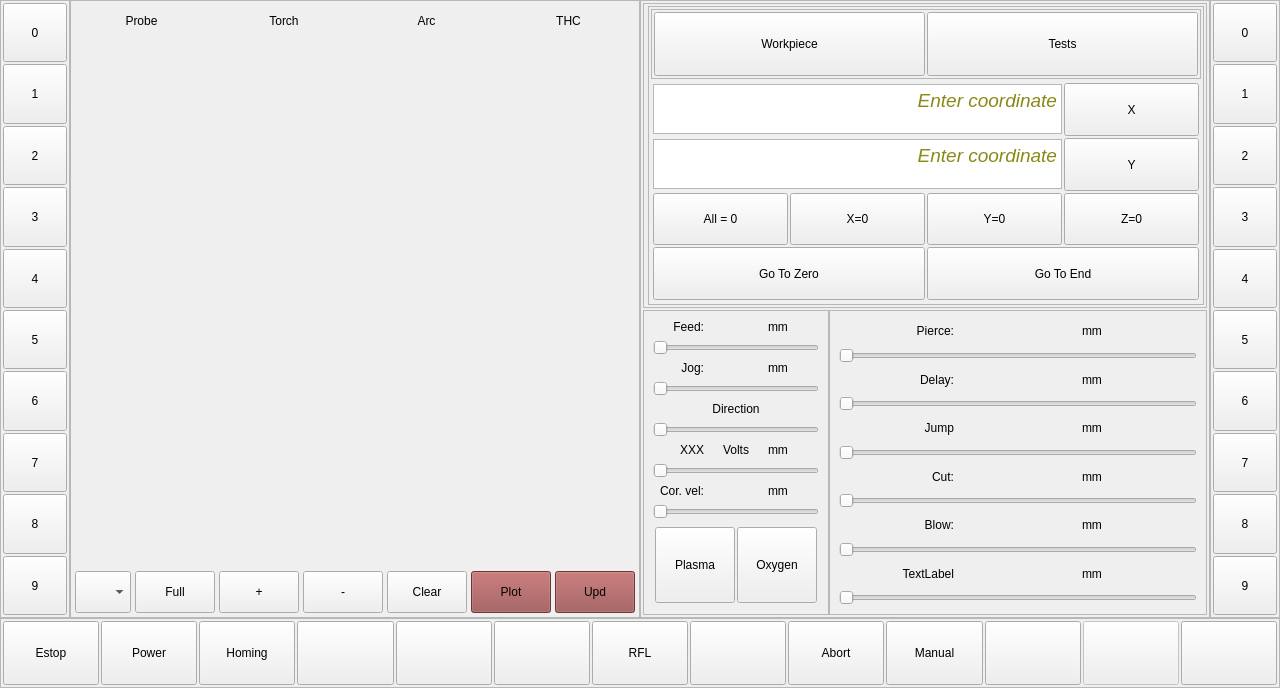
The window that qtgui/qtgui.ui (daiman444/lcnc29_lpt_qtplasma) describes before a commit, drawn with Qt 5.
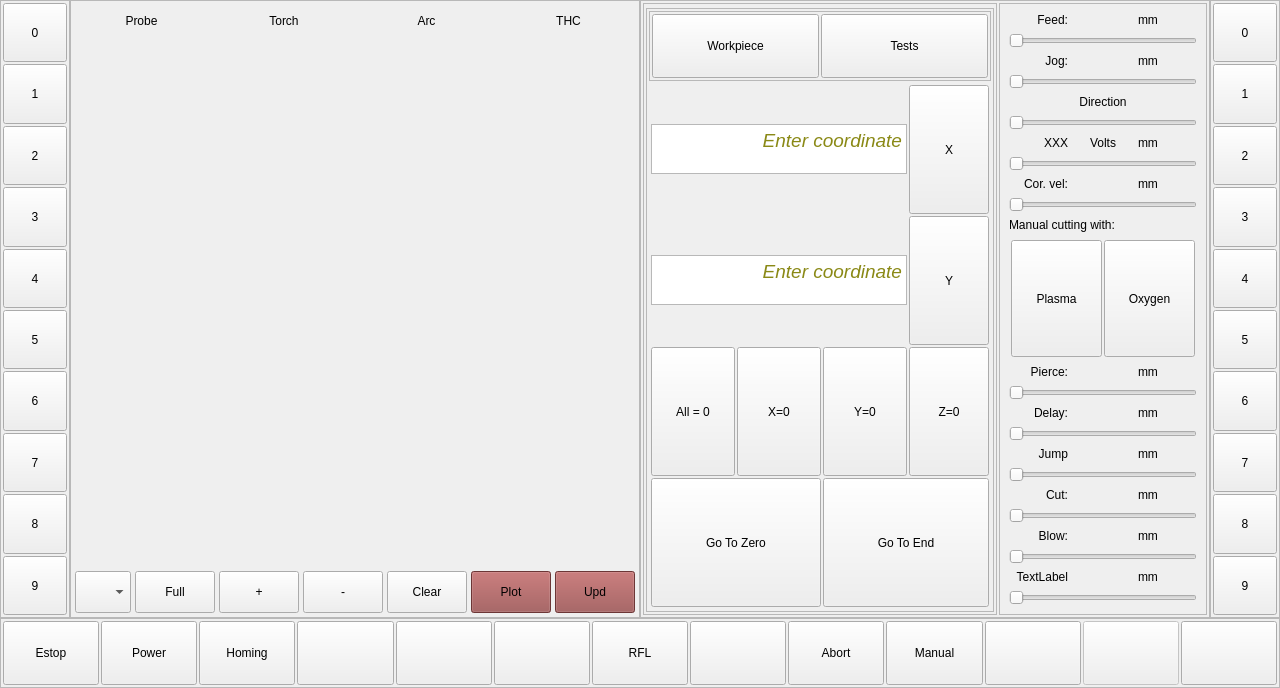
The same window after the commit. The open tabs and pages were chosen to show the change. Icons and pictures are not drawn. Custom widgets are drawn as their Qt base class.

The edit to the form file:
```diff
--- a/qtgui/qtgui.ui
+++ b/qtgui/qtgui.ui
@@ -1030,7 +1030,10 @@
              <property name="frameShadow">
               <enum>QFrame::Raised</enum>
              </property>
-             <layout class="QGridLayout" name="gridLayout_3">
+             <layout class="QHBoxLayout" name="horizontalLayout_5">
+              <property name="spacing">
+               <number>2</number>
+              </property>
               <property name="leftMargin">
                <number>2</number>
               </property>
@@ -1043,10 +1046,7 @@
               <property name="bottomMargin">
                <number>2</number>
               </property>
-              <property name="spacing">
-               <number>2</number>
-              </property>
-              <item row="0" column="0">
+              <item>
                <widget class="QFrame" name="frame_3">
                 <property name="frameShape">
                  <enum>QFrame::StyledPanel</enum>
@@ -1054,7 +1054,7 @@
                 <property name="frameShadow">
                  <enum>QFrame::Raised</enum>
                 </property>
-                <layout class="QHBoxLayout" name="horizontalLayout_8" stretch="0,0">
+                <layout class="QVBoxLayout" name="verticalLayout_6" stretch="0,0">
                  <property name="spacing">
                   <number>2</number>
                  </property>
@@ -1168,7 +1168,7 @@
                     <item>
                      <widget class="QStackedWidget" name="stw_workpiece">
                       <property name="currentIndex">
-                       <number>1</number>
+                       <number>0</number>
                       </property>
                       <widget class="QWidget" name="page_4">
                        <layout class="QGridLayout" name="gridLayout_5">
@@ -1589,13 +1589,13 @@
                 </layout>
                </widget>
               </item>
-              <item row="1" column="0">
+              <item>
                <widget class="QStackedWidget" name="stackedWidget_2">
                 <property name="currentIndex">
                  <number>0</number>
                 </property>
                 <widget class="QWidget" name="page_6">
-                 <layout class="QHBoxLayout" name="horizontalLayout_9" stretch="0,0">
+                 <layout class="QVBoxLayout" name="verticalLayout_7" stretch="0">
                   <property name="spacing">
                    <number>0</number>
                   </property>
@@ -1620,20 +1620,10 @@
                      <enum>QFrame::Raised</enum>
                     </property>
                     <layout class="QGridLayout" name="gridLayout_7">
-                     <item row="7" column="1">
-                      <widget class="QLabel" name="label_17">
+                     <item row="26" column="2">
+                      <widget class="QLabel" name="label_23">
                        <property name="text">
-                        <string>Direction</string>
-                       </property>
-                       <property name="alignment">
-                        <set>Qt::AlignCenter</set>
-                       </property>
-                      </widget>
-                     </item>
-                     <item row="4" column="0" colspan="3">
-                      <widget class="QSlider" name="horizontalSlider_4">
-                       <property name="orientation">
-                        <enum>Qt::Horizontal</enum>
+                        <string>mm</string>
                        </property>
                       </widget>
                      </item>
@@ -1647,34 +1637,6 @@
                        </property>
                       </widget>
                      </item>
-                     <item row="8" column="0" colspan="3">
-                      <widget class="QSlider" name="horizontalSlider_6">
-                       <property name="orientation">
-                        <enum>Qt::Horizontal</enum>
-                       </property>
-                      </widget>
-                     </item>
-                     <item row="3" column="2">
-                      <widget class="QLabel" name="label_6">
-                       <property name="text">
-                        <string>mm</string>
-                       </property>
-                      </widget>
-                     </item>
-                     <item row="11" column="2">
-                      <widget class="QLabel" name="label_14">
-                       <property name="text">
-                        <string>mm</string>
-                       </property>
-                      </widget>
-                     </item>
-                     <item row="12" column="0" colspan="3">
-                      <widget class="QSlider" name="horizontalSlider_5">
-                       <property name="orientation">
-                        <enum>Qt::Horizontal</enum>
-                       </property>
-                      </widget>
-                     </item>
                      <item row="9" column="2">
                       <widget class="QLabel" name="label_9">
                        <property name="text">
@@ -1685,40 +1647,23 @@
                        </property>
                       </widget>
                      </item>
-                     <item row="10" column="0" colspan="3">
-                      <widget class="Slider" name="slider">
-                       <property name="maximum">
-                        <number>100</number>
-                       </property>
-                       <property name="orientation">
-                        <enum>Qt::Horizontal</enum>
-                       </property>
-                      </widget>
-                     </item>
-                     <item row="2" column="0" colspan="3">
-                      <widget class="QSlider" name="horizontalSlider_2">
-                       <property name="orientation">
-                        <enum>Qt::Horizontal</enum>
-                       </property>
-                      </widget>
-                     </item>
-                     <item row="0" column="2">
-                      <widget class="QLabel" name="label_3">
+                     <item row="26" column="0">
+                      <widget class="QLabel" name="label_21">
                        <property name="text">
-                        <string>mm</string>
-                       </property>
-                      </widget>
-                     </item>
-                     <item row="0" column="0">
-                      <widget class="QLabel" name="label">
-                       <property name="text">
-                        <string>Feed:</string>
+                        <string>TextLabel</string>
                        </property>
                        <property name="alignment">
                         <set>Qt::AlignRight|Qt::AlignTrailing|Qt::AlignVCenter</set>
                        </property>
                       </widget>
                      </item>
+                     <item row="11" column="2">
+                      <widget class="QLabel" name="label_14">
+                       <property name="text">
+                        <string>mm</string>
+                       </property>
+                      </widget>
+                     </item>
                      <item row="15" column="0" colspan="3">
                       <widget class="QFrame" name="frame_7">
                        <property name="frameShape">
@@ -1772,16 +1717,23 @@
                        </layout>
                       </widget>
                      </item>
-                     <item row="3" column="0">
-                      <widget class="QLabel" name="label_5">
+                     <item row="16" column="0">
+                      <widget class="QLabel" name="label_2">
                        <property name="text">
-                        <string>Jog:</string>
+                        <string>Pierce:</string>
                        </property>
                        <property name="alignment">
                         <set>Qt::AlignRight|Qt::AlignTrailing|Qt::AlignVCenter</set>
                        </property>
                       </widget>
                      </item>
+                     <item row="16" column="2">
+                      <widget class="QLabel" name="label_15">
+                       <property name="text">
+                        <string>mm</string>
+                       </property>
+                      </widget>
+                     </item>
                      <item row="9" column="1">
                       <widget class="QLabel" name="label_8">
                        <property name="text">
@@ -1792,10 +1744,10 @@
                        </property>
                       </widget>
                      </item>
-                     <item row="11" column="0">
-                      <widget class="QLabel" name="label_12">
+                     <item row="24" column="0">
+                      <widget class="QLabel" name="label_20">
                        <property name="text">
-                        <string>Cor. vel:</string>
+                        <string>Blow:</string>
                        </property>
                        <property name="alignment">
                         <set>Qt::AlignRight|Qt::AlignTrailing|Qt::AlignVCenter</set>
@@ -1812,106 +1764,28 @@
                        </property>
                       </widget>
                      </item>
-                    </layout>
-                   </widget>
-                  </item>
-                  <item>
-                   <widget class="QStackedWidget" name="stackedWidget_3">
-                    <property name="currentIndex">
-                     <number>0</number>
-                    </property>
-                    <widget class="QWidget" name="page_8">
-                     <layout class="QVBoxLayout" name="verticalLayout_4">
-                      <property name="spacing">
-                       <number>0</number>
-                      </property>
-                      <property name="leftMargin">
-                       <number>0</number>
-                      </property>
-                      <property name="topMargin">
-                       <number>0</number>
-                      </property>
-                      <property name="rightMargin">
-                       <number>0</number>
-                      </property>
-                      <property name="bottomMargin">
-                       <number>0</number>
-                      </property>
-                      <item>
-                       <widget class="QFrame" name="frame_6">
-                        <property name="frameShape">
-                         <enum>QFrame::StyledPanel</enum>
-                        </property>
-                        <property name="frameShadow">
-                         <enum>QFrame::Raised</enum>
-                        </property>
-                        <layout class="QGridLayout" name="gridLayout_8">
-                         <item row="0" column="1">
-                          <widget class="QLabel" name="label_4">
-                           <property name="text">
-                            <string/>
-                           </property>
-                           <property name="alignment">
-                            <set>Qt::AlignCenter</set>
-                           </property>
-                          </widget>
-                         </item>
-                         <item row="1" column="0" colspan="3">
+                     <item row="17" column="0" colspan="3">
                           <widget class="QSlider" name="horizontalSlider_3">
                            <property name="orientation">
                             <enum>Qt::Horizontal</enum>
                            </property>
                           </widget>
                          </item>
-                         <item row="0" column="0">
-                          <widget class="QLabel" name="label_2">
+                     <item row="22" column="2">
+                      <widget class="QLabel" name="label_26">
                            <property name="text">
-                            <string>Pierce:</string>
-                           </property>
-                           <property name="alignment">
-                            <set>Qt::AlignRight|Qt::AlignTrailing|Qt::AlignVCenter</set>
-                           </property>
-                          </widget>
-                         </item>
-                         <item row="2" column="0">
-                          <widget class="QLabel" name="label_16">
+                        <string>mm</string>
+                       </property>
+                      </widget>
+                     </item>
+                     <item row="18" column="2">
+                      <widget class="QLabel" name="label_22">
                            <property name="text">
-                            <string>Delay:</string>
-                           </property>
-                           <property name="alignment">
-                            <set>Qt::AlignRight|Qt::AlignTrailing|Qt::AlignVCenter</set>
-                           </property>
-                          </widget>
-                         </item>
-                         <item row="9" column="0" colspan="3">
-                          <widget class="QSlider" name="horizontalSlider_10">
-                           <property name="orientation">
-                            <enum>Qt::Horizontal</enum>
-                           </property>
-                          </widget>
-                         </item>
-                         <item row="5" column="0" colspan="3">
-                          <widget class="QSlider" name="horizontalSlider_8">
-                           <property name="orientation">
-                            <enum>Qt::Horizontal</enum>
-                           </property>
-                          </widget>
-                         </item>
-                         <item row="0" column="2">
-                          <widget class="QLabel" name="label_15">
-                           <property name="text">
                             <string>mm</string>
                            </property>
                           </widget>
                          </item>
-                         <item row="7" column="0" colspan="3">
-                          <widget class="QSlider" name="horizontalSlider_9">
-                           <property name="orientation">
-                            <enum>Qt::Horizontal</enum>
-                           </property>
-                          </widget>
-                         </item>
-                         <item row="6" column="0">
+                     <item row="22" column="0">
                           <widget class="QLabel" name="label_19">
                            <property name="text">
                             <string>Cut:</string>
@@ -1921,24 +1795,71 @@
                            </property>
                           </widget>
                          </item>
-                         <item row="11" column="0" colspan="3">
-                          <widget class="QSlider" name="horizontalSlider_11">
+                     <item row="3" column="0">
+                      <widget class="QLabel" name="label_5">
+                       <property name="text">
+                        <string>Jog:</string>
+                       </property>
+                       <property name="alignment">
+                        <set>Qt::AlignRight|Qt::AlignTrailing|Qt::AlignVCenter</set>
+                       </property>
+                      </widget>
+                     </item>
+                     <item row="8" column="0" colspan="3">
+                      <widget class="QSlider" name="horizontalSlider_6">
                            <property name="orientation">
                             <enum>Qt::Horizontal</enum>
                            </property>
                           </widget>
                          </item>
-                         <item row="8" column="0">
-                          <widget class="QLabel" name="label_20">
+                     <item row="0" column="0">
+                      <widget class="QLabel" name="label">
                            <property name="text">
-                            <string>Blow:</string>
+                        <string>Feed:</string>
                            </property>
                            <property name="alignment">
                             <set>Qt::AlignRight|Qt::AlignTrailing|Qt::AlignVCenter</set>
                            </property>
                           </widget>
                          </item>
-                         <item row="4" column="0">
+                     <item row="7" column="1">
+                      <widget class="QLabel" name="label_17">
+                       <property name="text">
+                        <string>Direction</string>
+                       </property>
+                       <property name="alignment">
+                        <set>Qt::AlignCenter</set>
+                       </property>
+                      </widget>
+                     </item>
+                     <item row="11" column="0">
+                      <widget class="QLabel" name="label_12">
+                       <property name="text">
+                        <string>Cor. vel:</string>
+                       </property>
+                       <property name="alignment">
+                        <set>Qt::AlignRight|Qt::AlignTrailing|Qt::AlignVCenter</set>
+                       </property>
+                      </widget>
+                     </item>
+                     <item row="10" column="0" colspan="3">
+                      <widget class="Slider" name="slider">
+                       <property name="maximum">
+                        <number>100</number>
+                       </property>
+                       <property name="orientation">
+                        <enum>Qt::Horizontal</enum>
+                       </property>
+                      </widget>
+                     </item>
+                     <item row="19" column="0" colspan="3">
+                      <widget class="QSlider" name="horizontalSlider_7">
+                       <property name="orientation">
+                        <enum>Qt::Horizontal</enum>
+                       </property>
+                      </widget>
+                     </item>
+                     <item row="20" column="0">
                           <widget class="QLabel" name="label_18">
                            <property name="text">
                             <string>Jump</string>
@@ -1948,84 +1869,104 @@
                            </property>
                           </widget>
                          </item>
-                         <item row="3" column="0" colspan="3">
-                          <widget class="QSlider" name="horizontalSlider_7">
+                     <item row="2" column="0" colspan="3">
+                      <widget class="QSlider" name="horizontalSlider_2">
                            <property name="orientation">
                             <enum>Qt::Horizontal</enum>
                            </property>
                           </widget>
                          </item>
-                         <item row="10" column="0">
-                          <widget class="QLabel" name="label_21">
-                           <property name="text">
-                            <string>TextLabel</string>
-                           </property>
-                           <property name="alignment">
-                            <set>Qt::AlignRight|Qt::AlignTrailing|Qt::AlignVCenter</set>
-                           </property>
-                          </widget>
-                         </item>
-                         <item row="10" column="2">
-                          <widget class="QLabel" name="label_23">
+                     <item row="0" column="2">
+                      <widget class="QLabel" name="label_3">
                            <property name="text">
                             <string>mm</string>
                            </property>
                           </widget>
                          </item>
-                         <item row="8" column="2">
+                     <item row="24" column="2">
                           <widget class="QLabel" name="label_24">
                            <property name="text">
                             <string>mm</string>
                            </property>
                           </widget>
                          </item>
-                         <item row="2" column="2">
-                          <widget class="QLabel" name="label_22">
-                           <property name="text">
-                            <string>mm</string>
-                           </property>
-                          </widget>
-                         </item>
-                         <item row="4" column="2">
+                     <item row="20" column="2">
                           <widget class="QLabel" name="label_25">
                            <property name="text">
                             <string>mm</string>
                            </property>
                           </widget>
                          </item>
-                         <item row="6" column="2">
-                          <widget class="QLabel" name="label_26">
+                     <item row="12" column="0" colspan="3">
+                      <widget class="QSlider" name="horizontalSlider_5">
+                       <property name="orientation">
+                        <enum>Qt::Horizontal</enum>
+                       </property>
+                      </widget>
+                     </item>
+                     <item row="3" column="2">
+                      <widget class="QLabel" name="label_6">
                            <property name="text">
                             <string>mm</string>
                            </property>
                           </widget>
                          </item>
-                        </layout>
-                       </widget>
-                      </item>
-                     </layout>
-                    </widget>
-                    <widget class="QWidget" name="page_9">
-                     <widget class="QPushButton" name="pb_bottom_30">
-                      <property name="geometry">
-                       <rect>
-                        <x>140</x>
-                        <y>70</y>
-                        <width>144</width>
-                        <height>53</height>
-                       </rect>
-                      </property>
-                      <property name="sizePolicy">
-                       <sizepolicy hsizetype="Expanding" vsizetype="Expanding">
-                        <horstretch>0</horstretch>
-                        <verstretch>0</verstretch>
-                       </sizepolicy>
-                      </property>
-                      <property name="text">
-                       <string>Plasma</string>
-                      </property>
-                     </widget>
-                    </widget>
+                     <item row="4" column="0" colspan="3">
+                      <widget class="QSlider" name="horizontalSlider_4">
+                       <property name="orientation">
+                        <enum>Qt::Horizontal</enum>
+                       </property>
+                      </widget>
+                     </item>
+                     <item row="18" column="0">
+                      <widget class="QLabel" name="label_16">
+                       <property name="text">
+                        <string>Delay:</string>
+                       </property>
+                       <property name="alignment">
+                        <set>Qt::AlignRight|Qt::AlignTrailing|Qt::AlignVCenter</set>
+                       </property>
+                      </widget>
+                     </item>
+                     <item row="21" column="0" colspan="3">
+                      <widget class="QSlider" name="horizontalSlider_8">
+                       <property name="orientation">
+                        <enum>Qt::Horizontal</enum>
+                       </property>
+                      </widget>
+                     </item>
+                     <item row="23" column="0" colspan="3">
+                      <widget class="QSlider" name="horizontalSlider_9">
+                       <property name="orientation">
+                        <enum>Qt::Horizontal</enum>
+                       </property>
+                      </widget>
+                     </item>
+                     <item row="25" column="0" colspan="3">
+                      <widget class="QSlider" name="horizontalSlider_10">
+                       <property name="orientation">
+                        <enum>Qt::Horizontal</enum>
+                       </property>
+                      </widget>
+                     </item>
+                     <item row="27" column="0" colspan="3">
+                      <widget class="QSlider" name="horizontalSlider_11">
+                       <property name="orientation">
+                        <enum>Qt::Horizontal</enum>
+                       </property>
+                      </widget>
+                     </item>
+                     <item row="13" column="0" colspan="3">
+                      <widget class="QLabel" name="label_4">
+                       <property name="text">
+                        <string>Manual cutting with:</string>
+                       </property>
+                       <property name="alignment">
+                        <set>Qt::AlignLeading|Qt::AlignLeft|Qt::AlignVCenter</set>
+                       </property>
+                      </widget>
+                     </item>
+                    </layout>
                    </widget>
                   </item>
                  </layout>
```
Lines whose indentation alone changed are shown as unchanged.
